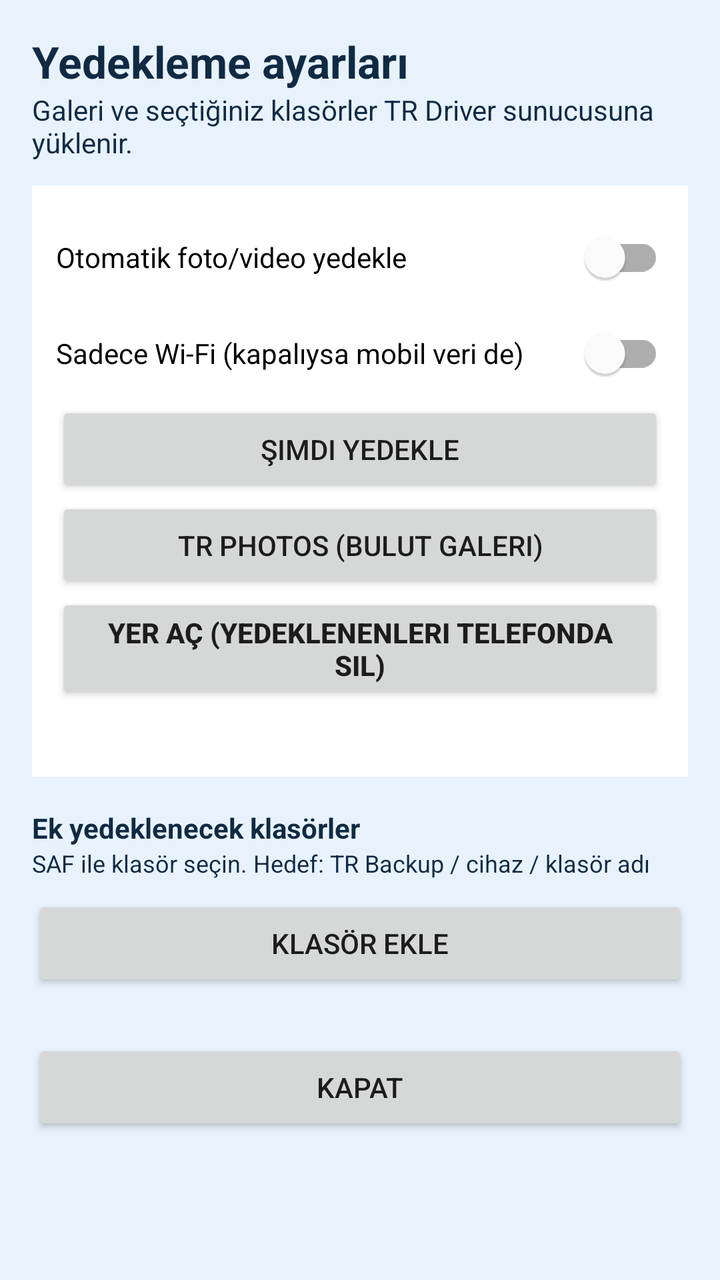
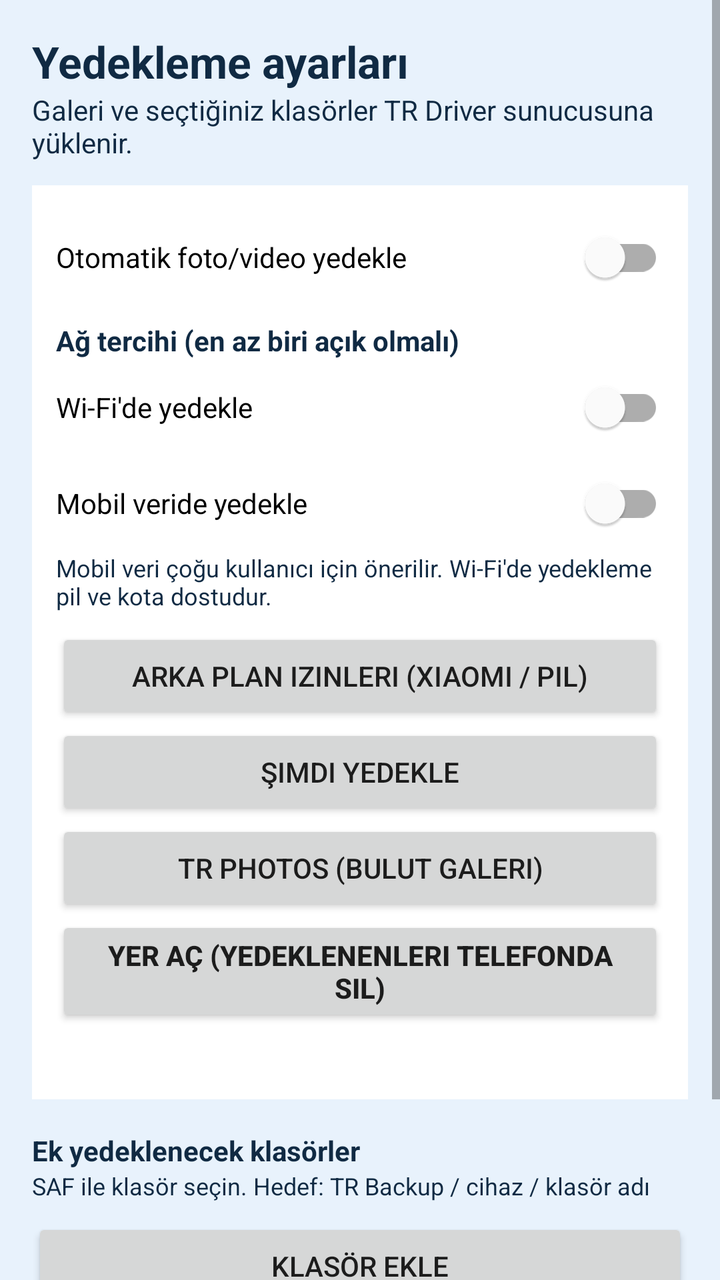

Screens rendered from an Android XML layout before and after an edit, with the pre-edit source and the edit as a unified diff.
<!-- AndroidManifest.xml: activity theme Theme.TRDriver -->
<!-- res/layout/activity_backup_settings.xml -->
<?xml version="1.0" encoding="utf-8"?>
<ScrollView xmlns:android="http://schemas.android.com/apk/res/android"
    android:layout_width="match_parent"
    android:layout_height="match_parent"
    android:background="@color/tr_sky"
    android:fillViewport="true">

    <LinearLayout
        android:layout_width="match_parent"
        android:layout_height="wrap_content"
        android:orientation="vertical"
        android:padding="16dp">

        <TextView
            android:layout_width="match_parent"
            android:layout_height="wrap_content"
            android:text="Yedekleme ayarları"
            android:textColor="@color/tr_ink"
            android:textSize="22sp"
            android:textStyle="bold" />

        <TextView
            android:layout_width="match_parent"
            android:layout_height="wrap_content"
            android:layout_marginBottom="12dp"
            android:text="Galeri ve seçtiğiniz klasörler TR Driver sunucusuna yüklenir."
            android:textColor="@color/tr_ink" />

        <LinearLayout
            android:layout_width="match_parent"
            android:layout_height="wrap_content"
            android:background="@android:color/white"
            android:orientation="vertical"
            android:padding="12dp">

            <com.google.android.material.switchmaterial.SwitchMaterial
                android:id="@+id/switchGalleryBackup"
                android:layout_width="match_parent"
                android:layout_height="wrap_content"
                android:text="Otomatik foto/video yedekle" />

            <com.google.android.material.switchmaterial.SwitchMaterial
                android:id="@+id/switchWifiOnly"
                android:layout_width="match_parent"
                android:layout_height="wrap_content"
                android:text="Sadece Wi‑Fi (kapalıysa mobil veri de)" />

            <Button
                android:id="@+id/btnBackupNow"
                android:layout_width="match_parent"
                android:layout_height="wrap_content"
                android:text="Şimdi yedekle" />

            <Button
                android:id="@+id/btnOpenPhotos"
                android:layout_width="match_parent"
                android:layout_height="wrap_content"
                android:text="TR Photos (bulut galeri)" />

            <Button
                android:id="@+id/btnFreeUpSpace"
                android:layout_width="match_parent"
                android:layout_height="wrap_content"
                android:text="Yer aç (yedeklenenleri telefonda sil)"
                android:textStyle="bold" />

            <TextView
                android:id="@+id/backupStatus"
                android:layout_width="match_parent"
                android:layout_height="wrap_content"
                android:layout_marginTop="8dp"
                android:textColor="@color/tr_ink"
                android:textSize="12sp" />
        </LinearLayout>

        <TextView
            android:layout_width="match_parent"
            android:layout_height="wrap_content"
            android:layout_marginTop="16dp"
            android:text="Ek yedeklenecek klasörler"
            android:textColor="@color/tr_ink"
            android:textStyle="bold" />

        <TextView
            android:layout_width="match_parent"
            android:layout_height="wrap_content"
            android:layout_marginBottom="8dp"
            android:text="SAF ile klasör seçin. Hedef: TR Backup / cihaz / klasör adı"
            android:textColor="@color/tr_ink"
            android:textSize="12sp" />

        <Button
            android:id="@+id/btnAddFolder"
            android:layout_width="match_parent"
            android:layout_height="wrap_content"
            android:text="Klasör ekle" />

        <LinearLayout
            android:id="@+id/folderList"
            android:layout_width="match_parent"
            android:layout_height="wrap_content"
            android:orientation="vertical"
            android:paddingTop="8dp" />

        <Button
            android:id="@+id/btnCloseBackup"
            android:layout_width="match_parent"
            android:layout_height="wrap_content"
            android:layout_marginTop="16dp"
            android:text="Kapat" />
    </LinearLayout>
</ScrollView>
<!-- resources referenced by this layout -->
<resources>
  <color name="tr_ink">#102A43</color>
  <color name="tr_sky">#E8F2FC</color>
  <style name="Theme.TRDriver" parent="Theme.MaterialComponents.Light.NoActionBar">
          <item name="colorPrimary">@color/tr_blue</item>
          <item name="colorPrimaryVariant">@color/tr_blue_dark</item>
          <item name="colorOnPrimary">@color/tr_white</item>
          <item name="android:statusBarColor">@color/tr_blue_dark</item>
          <item name="android:windowBackground">@color/tr_sky</item>
      </style>
  <color name="tr_blue">#0B5CAD</color>
  <color name="tr_blue_dark">#083F78</color>
  <color name="tr_white">#FFFFFF</color>
</resources>

<!-- the commit's change to res/layout/activity_backup_settings.xml (unified diff, before → after) -->
@@ -39,11 +39,40 @@
                 android:layout_height="wrap_content"
                 android:text="Otomatik foto/video yedekle" />
 
-            <com.google.android.material.switchmaterial.SwitchMaterial
-                android:id="@+id/switchWifiOnly"
+            <TextView
                 android:layout_width="match_parent"
                 android:layout_height="wrap_content"
-                android:text="Sadece Wi‑Fi (kapalıysa mobil veri de)" />
+                android:layout_marginTop="8dp"
+                android:text="Ağ tercihi (en az biri açık olmalı)"
+                android:textColor="@color/tr_ink"
+                android:textStyle="bold" />
+
+            <com.google.android.material.switchmaterial.SwitchMaterial
+                android:id="@+id/switchBackupWifi"
+                android:layout_width="match_parent"
+                android:layout_height="wrap_content"
+                android:text="Wi‑Fi'de yedekle" />
+
+            <com.google.android.material.switchmaterial.SwitchMaterial
+                android:id="@+id/switchBackupMobile"
+                android:layout_width="match_parent"
+                android:layout_height="wrap_content"
+                android:text="Mobil veride yedekle" />
+
+            <TextView
+                android:id="@+id/networkHint"
+                android:layout_width="match_parent"
+                android:layout_height="wrap_content"
+                android:text="Mobil veri çoğu kullanıcı için önerilir. Wi‑Fi'de yedekleme pil ve kota dostudur."
+                android:textColor="@color/tr_ink"
+                android:textSize="12sp" />
+
+            <Button
+                android:id="@+id/btnOemSettings"
+                android:layout_width="match_parent"
+                android:layout_height="wrap_content"
+                android:layout_marginTop="8dp"
+                android:text="Arka plan izinleri (Xiaomi / pil)" />
 
             <Button
                 android:id="@+id/btnBackupNow"
